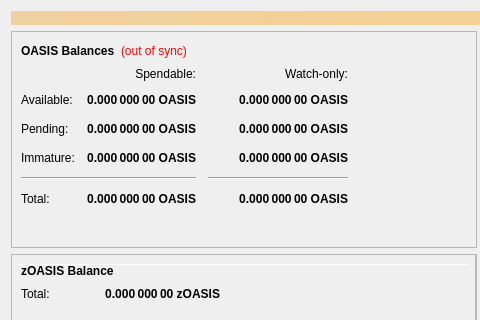
The window that src/qt/forms/overviewpage.ui (OasisCoinTeam/Oasis-v2.1.2-archive) describes before a commit, drawn with Qt 5; both pictures show x 0 to 480 and y 0 to 320 of the 960 by 615 pixel window.
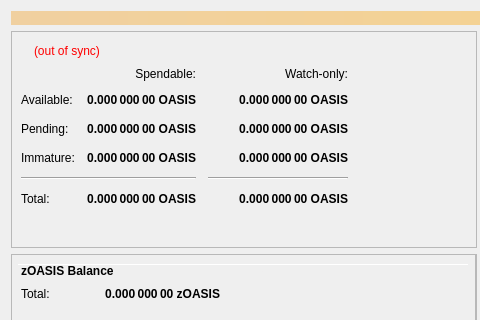
The same window after the commit.

Commit message: Changed overview page layout

The edit to the form file:
```diff
--- a/src/qt/forms/overviewpage.ui
+++ b/src/qt/forms/overviewpage.ui
@@ -59,9 +59,6 @@
                 <bold>true</bold>
                </font>
               </property>
-              <property name="text">
-               <string>OASIS Balances</string>
-              </property>
              </widget>
             </item>
             <item>
```
The commit also changes 1 other file.
